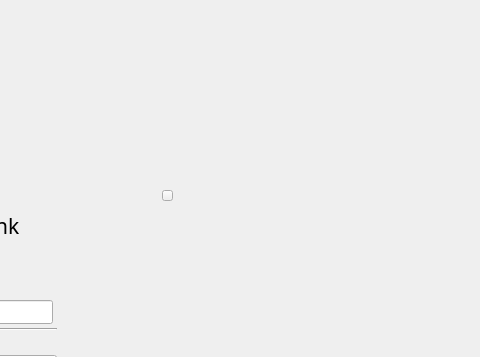
First picture: the form in normallogin.ui, repository HcashOrg/hx-indicator, before the edit; both pictures show x 348 to 828 and y 0 to 357 of the 960 by 580 pixel window.
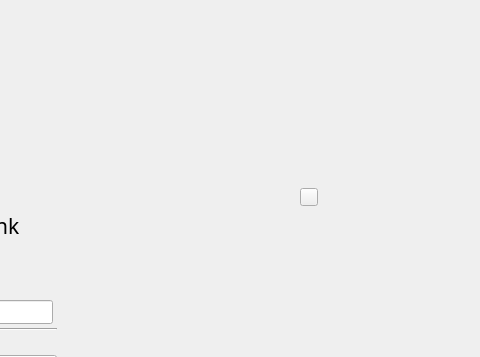
Second picture: the form after the edit.

```diff
--- a/normallogin.ui
+++ b/normallogin.ui
@@ -100,10 +100,10 @@
   <widget class="QToolButton" name="closeBtn">
    <property name="geometry">
     <rect>
-     <x>510</x>
-     <y>190</y>
-     <width>11</width>
-     <height>11</height>
+     <x>648</x>
+     <y>188</y>
+     <width>18</width>
+     <height>18</height>
     </rect>
    </property>
    <property name="cursor">
```
